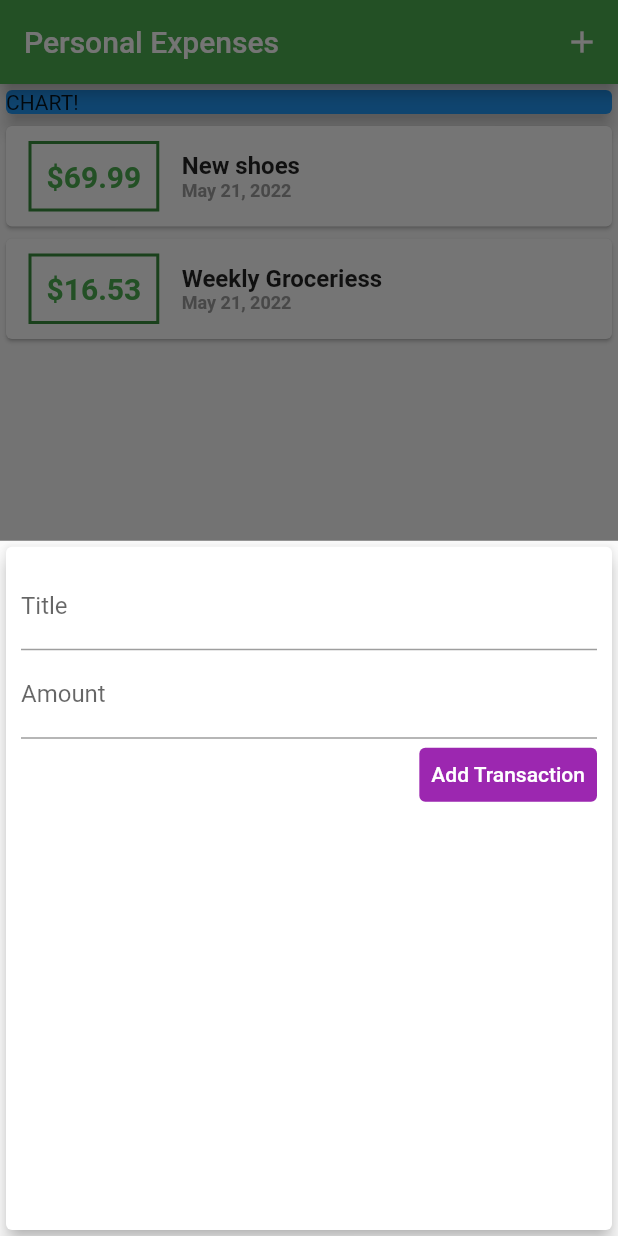
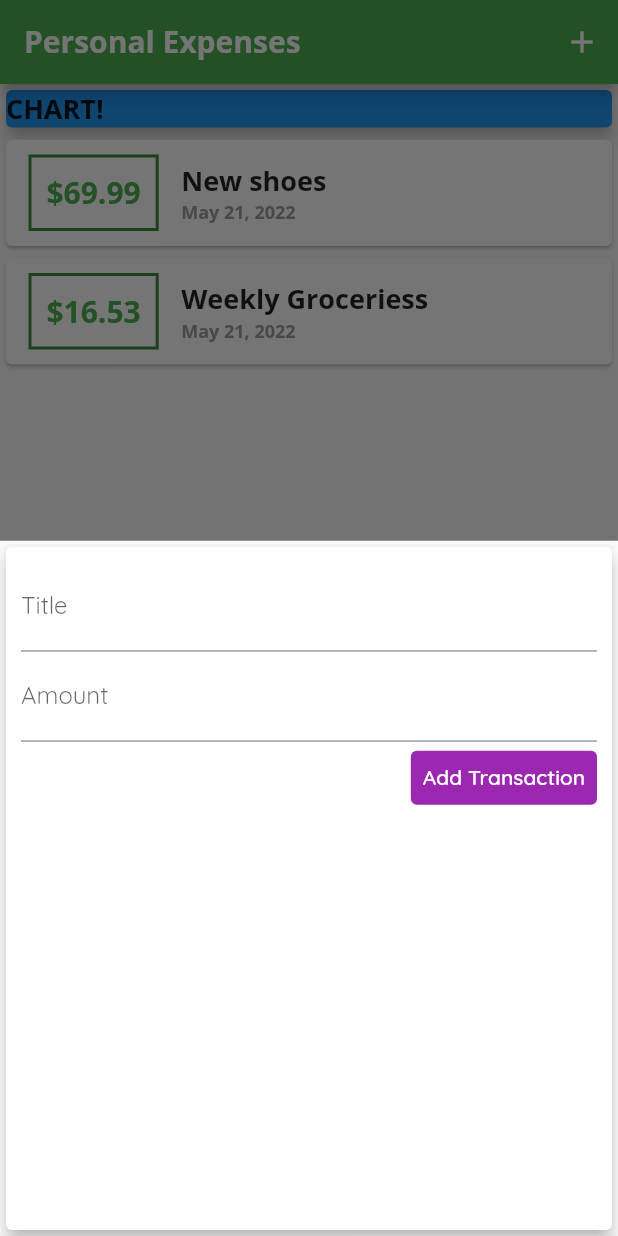
Before and after one commit to Tolulope05/e_planner, a Flutter app: the screen it shows after launch, after a tap on the "add" icon, on a phone screen of 412 x 824 dp. Run offline on Flutter 3.47's test engine with Material 2 defaults, Android fonts, the phone set to English and light mode, and no system bars.

Commit message:
custom fonts and Working with Text Themes

```diff
--- a/lib/main.dart
+++ b/lib/main.dart
@@ -5,25 +5,42 @@ import './widgets/new_transaction.dart';
 import './models/transaction.dart';
 
 void main() {
-  runApp(MyApp());
+  runApp(const MyApp());
 }
 
 class MyApp extends StatelessWidget {
+  const MyApp({super.key});
+
   @override
   Widget build(BuildContext context) {
     return MaterialApp(
       title: 'Personal Expenses',
-      home: MyhomePage(),
+      home: const MyhomePage(),
       theme: ThemeData(
         primarySwatch: Colors.green,
         colorScheme: ColorScheme.fromSwatch(primarySwatch: Colors.green)
             .copyWith(secondary: Colors.amber),
+        fontFamily: 'Quicksand',
+        textTheme: const TextTheme(
+          headline6: TextStyle(
+            fontFamily: 'OpenSans',
+            fontSize: 20,
+            fontWeight: FontWeight.bold,
+          ),
+          bodyText2: TextStyle(
+            fontFamily: 'OpenSans',
+            fontWeight: FontWeight.bold,
+            fontSize: 18,
+          ),
+        ),
       ),
     );
   }
 }
 
 class MyhomePage extends StatefulWidget {
+  const MyhomePage({Key? key}) : super(key: key);
+
   @override
   State<MyhomePage> createState() => _MyhomePageState();
 }
@@ -73,11 +90,13 @@ class _MyhomePageState extends State<MyhomePage> {
   Widget build(BuildContext context) {
     return Scaffold(
       appBar: AppBar(
-        title: const Text('Personal Expenses'),
+        title: const Text(
+          'Personal Expenses',
+        ),
         actions: [
           IconButton(
             onPressed: () => _startAddNewTransaction(context),
-            icon: Icon(Icons.add),
+            icon: const Icon(Icons.add),
           ),
         ],
       ),
@@ -103,7 +122,7 @@ class _MyhomePageState extends State<MyhomePage> {
       floatingActionButtonLocation: FloatingActionButtonLocation.centerFloat,
       floatingActionButton: FloatingActionButton(
         onPressed: () => _startAddNewTransaction(context),
-        child: Icon(Icons.add),
+        child: const Icon(Icons.add),
       ),
     );
   }
--- a/lib/models/transaction.dart
+++ b/lib/models/transaction.dart
@@ -1,5 +1,3 @@
-import 'package:flutter/foundation.dart';
-
 class Transaction {
   final String id;
   final String title;
--- a/lib/widgets/new_transaction.dart
+++ b/lib/widgets/new_transaction.dart
@@ -3,7 +3,7 @@ import 'package:flutter/material.dart';
 class NewTransaction extends StatefulWidget {
   final Function addTx;
 
-  NewTransaction(this.addTx);
+  const NewTransaction(this.addTx, {Key? key}) : super(key: key);
 
   @override
   State<NewTransaction> createState() => _NewTransactionState();
@@ -34,7 +34,7 @@ class _NewTransactionState extends State<NewTransaction> {
     return Card(
       elevation: 5,
       child: Container(
-        padding: EdgeInsets.all(10),
+        padding: const EdgeInsets.all(10),
         child: Column(
           crossAxisAlignment: CrossAxisAlignment.end,
           children: [
@@ -43,16 +43,17 @@ class _NewTransactionState extends State<NewTransaction> {
               controller: titleController,
               keyboardType: TextInputType.name,
               onSubmitted: (_) => submitData(),
-              decoration: InputDecoration(
+              decoration: const InputDecoration(
                 labelText: 'Title',
               ),
             ),
             TextField(
               autocorrect: true,
               controller: amountController,
-              keyboardType: TextInputType.numberWithOptions(decimal: true),
+              keyboardType:
+                  const TextInputType.numberWithOptions(decimal: true),
               onSubmitted: (_) => submitData(),
-              decoration: InputDecoration(
+              decoration: const InputDecoration(
                 labelText: 'Amount',
               ),
             ),
@@ -62,7 +63,7 @@ class _NewTransactionState extends State<NewTransaction> {
                 foregroundColor: MaterialStateProperty.all(Colors.white),
                 backgroundColor: MaterialStateProperty.all(Colors.purple),
               ),
-              child: Text('Add Transaction'),
+              child: const Text('Add Transaction'),
             ),
           ],
         ),
--- a/lib/widgets/transaction_list.dart
+++ b/lib/widgets/transaction_list.dart
@@ -6,11 +6,11 @@ import '../models/transaction.dart';
 class TransactionList extends StatelessWidget {
   final List<Transaction> transactions;
 
-  TransactionList(this.transactions);
+  const TransactionList(this.transactions, {Key? key}) : super(key: key);
 
   @override
   Widget build(BuildContext context) {
-    return Container(
+    return SizedBox(
       height: 300,
       child: ListView.builder(
         itemBuilder: (ctx, index) {
@@ -18,7 +18,7 @@ class TransactionList extends StatelessWidget {
             child: Row(
               children: [
                 Container(
-                  margin: EdgeInsets.symmetric(
+                  margin: const EdgeInsets.symmetric(
                     vertical: 10,
                     horizontal: 15,
                   ),
@@ -29,7 +29,7 @@ class TransactionList extends StatelessWidget {
                       width: 2,
                     ),
                   ),
-                  padding: EdgeInsets.all(10),
+                  padding: const EdgeInsets.all(10),
                   child: Text(
                     '\$${transactions[index].amount.toStringAsFixed(2)}',
                     style: TextStyle(
@@ -44,14 +44,11 @@ class TransactionList extends StatelessWidget {
                   children: [
                     Text(
                       transactions[index].title,
-                      style: TextStyle(
-                        fontSize: 16,
-                        fontWeight: FontWeight.bold,
-                      ),
+                      style: Theme.of(context).textTheme.bodyText2,
                     ),
                     Text(
                       DateFormat.yMMMd().format(transactions[index].date),
-                      style: TextStyle(
+                      style: const TextStyle(
                         fontSize: 12,
                         color: Colors.grey,
                         fontWeight: FontWeight.bold,
```
Also changed, not shown: pubspec.yaml (+13 -6 lines), assets/fonts/OpenSans-Bold.ttf (added), assets/fonts/OpenSans-Regular.ttf (added), assets/fonts/Quicksand-Bold.ttf (added), assets/fonts/Quicksand-Light.ttf (added), assets/fonts/Quicksand-Medium.ttf (added), assets/fonts/Quicksand-Regular.ttf (added).
